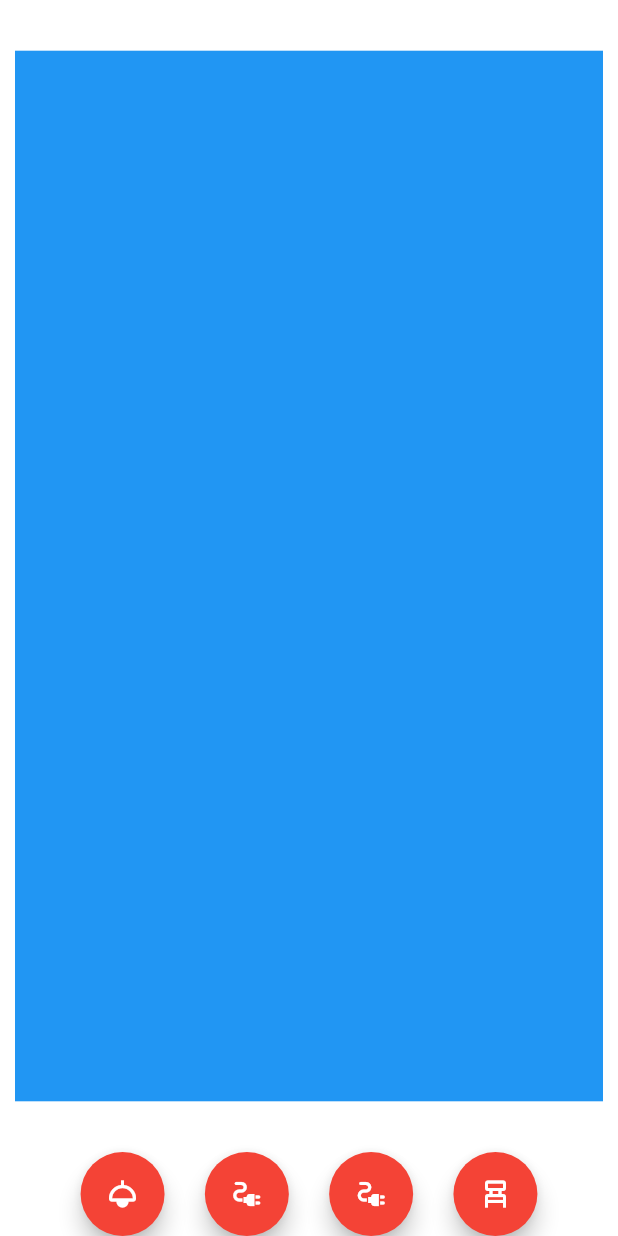
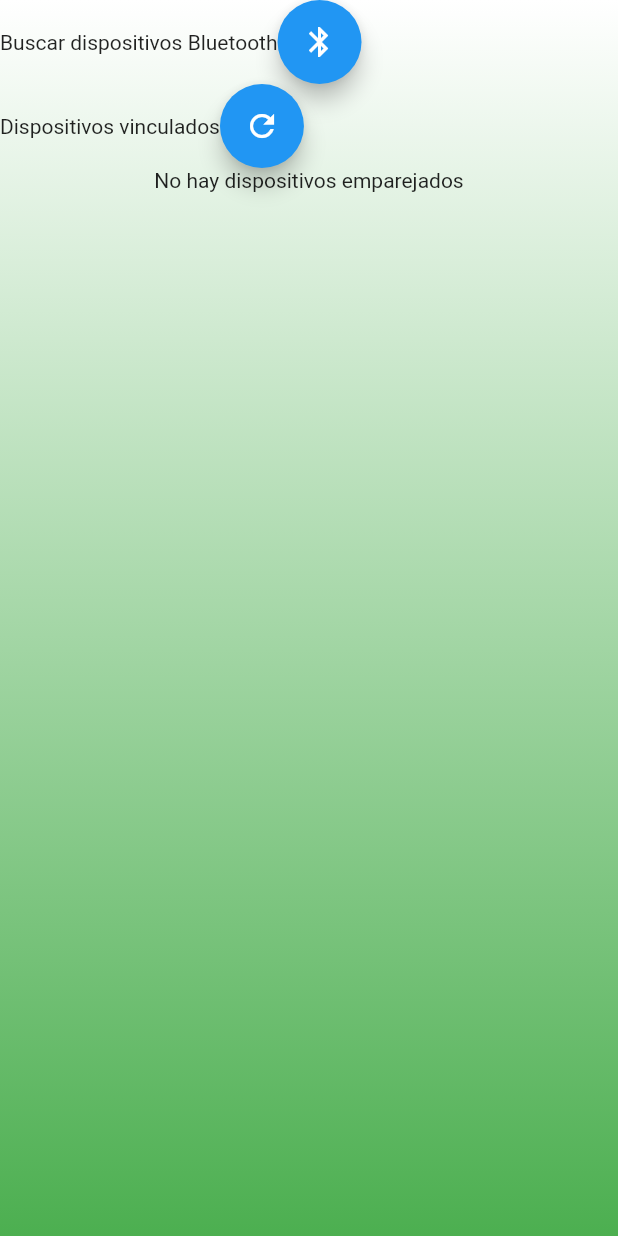
Before and after one commit to rodr15/unidadDeRefraccion, a Flutter app: the HomePage screen opened directly, on a phone screen of 412 x 824 dp. Run offline on Flutter 3.47's test engine with Material 2 defaults, Android fonts, the light colour scheme and no system bars; our stand-ins replace flutter_bluetooth_serial; missing offline and left inert: dart:ffi.

Commit message:
Funcionando bluetooth

```diff
--- a/lib/homepage.dart
+++ b/lib/homepage.dart
@@ -1,4 +1,11 @@
+import 'dart:convert';
+import 'dart:ffi';
+import 'dart:typed_data';
+
+
 import 'package:flutter/material.dart';
+import 'package:flutter/services.dart';
+import 'package:flutter_bluetooth_serial/flutter_bluetooth_serial.dart';
 
 
 class HomePage extends StatefulWidget {
@@ -9,37 +16,154 @@ class HomePage extends StatefulWidget {
 }
 
 class _HomePageState extends State<HomePage> {
-
-
-
-  @override
-  initState() {
-    super.initState();
-
-
-  }
-
-
-  /* Variables de los botones */
+  // Iniciar el bluetooth
+  BluetoothState _bluetoothState = BluetoothState.UNKNOWN;
+  // Get the instance of the Bluetooth
+  FlutterBluetoothSerial _bluetooth = FlutterBluetoothSerial.instance;
+  // Track the Bluetooth connection with the remote device
+  late BluetoothConnection connection;
+  // Define some variables, which will be required later
+  List<BluetoothDevice> _devicesList = [];
+  late BluetoothDevice _device;
+  bool _connected = false;
+  bool _isButtonUnavailable = false;
+  bool isDisconnecting = false;
+   /* Variables de los botones */
   bool lamparaState = false;
   bool aux1State = false;
   bool aux2State = false;
   bool sillaState = false;
+  @override
+  void initState() {
+    // TODO: implement initState
+    super.initState();
+    // Get current state
+    FlutterBluetoothSerial.instance.state.then((state) {
+      setState(() {
+        _bluetoothState = state;
+      });
+    });
+    // Listen for further state changes
+    FlutterBluetoothSerial.instance
+        .onStateChanged()
+        .listen((BluetoothState state) {
+      setState(() {
+        _bluetoothState = state;
+        if (_bluetoothState == BluetoothState.STATE_OFF) {
+          _isButtonUnavailable = true;
+        }
+        getPairedDevices();
+      });
+    });
+  }
+// For retrieving and storing the paired devices
+  // in a list.
+  Future<void> getPairedDevices() async {
+    List<BluetoothDevice> devices = [];
+
+    // To get the list of paired devices
+    try {
+      devices = await _bluetooth.getBondedDevices();
+    } on PlatformException {
+      print("Error");
+    }
+
+    // It is an error to call [setState] unless [mounted] is true.
+    if (!mounted) {
+      return;
+    }
+    setState(() {
+      _devicesList = devices;
+    });
+  }
+// Method to connect to bluetooth
+  void _connect() async {
+    setState(() {
+      _isButtonUnavailable = true;
+    });
+    if (_device == null) {
+      print('No device selected');
+    } else {
+      print(_device.isConnected);
+      if (!_device.isConnected) {
+        await BluetoothConnection.toAddress(_device.address)
+            .then((_connection) {
+          print('Connected to the device');
+          connection = _connection;
+          setState(() {
+            _connected = true;
+          });
+
+          connection.input?.listen(null).onDone(() {
+            if (isDisconnecting) {
+              print('Disconnecting locally!');
+            } else {
+              print('Disconnected remotely!');
+              setState(() {
+                _connected = false;
+              });
+            }
+            if (this.mounted) {
+              setState(() {});
+            }
+          });
+        }).catchError((error) {
+          print('Cannot connect, exception occurred');
+          print(error);
+        });
+
+        setState(() => _isButtonUnavailable = false);
+      }
+    }
+  }
+
+  void _onDataReceived(Uint8List data) async{
+  //   // Allocate buffer for parsed data
+
+   int backspacesCounter = 0;
+     data.forEach((byte) {
+       if (byte == 8 || byte == 127) {
+        backspacesCounter++;
+       }
+     });
+   Uint8List buffer = Uint8List(data.length - backspacesCounter);
+     int bufferIndex = buffer.length;
+
+  // Apply backspace control character
+    backspacesCounter = 0;
+     for (int i = data.length - 1; i >= 0; i--) {
+     if (data[i] == 8 || data[i] == 127) {
+        backspacesCounter++;
+      } else {
+         if (backspacesCounter > 0) {
+          backspacesCounter--;
+        } else {
+          buffer[--bufferIndex] = data[i];
+        }
+     }
+    }
+    print(buffer);
+   }
+  void _sendMessage(String message) async {
+    connection.output.add(ascii.encode(message));
+    await connection.output.allSent;
+  }
+
 
   @override
   Widget build(BuildContext context) {
-    /* Variables de la pantalla */
+      /* Variables de la pantalla */
     double sh = MediaQuery.of(context).size.height;
     double sw = MediaQuery.of(context).size.width;
-    FloatingActionButton lampara = FloatingActionButton(
+
+FloatingActionButton lampara = FloatingActionButton(
       child: const Icon(Icons.light),
       backgroundColor: lamparaState ? Colors.green : Colors.red,
       onPressed: () {
         setState(() {
           lamparaState = !lamparaState;
-
+          _sendMessage('A');
         });
-
       },
     );
     FloatingActionButton Aux1 = FloatingActionButton(
@@ -48,6 +172,7 @@ class _HomePageState extends State<HomePage> {
       onPressed: () {
         setState(() {
           aux1State = !aux1State;
+          _sendMessage('C');
         });
       },
     );
@@ -57,6 +182,7 @@ class _HomePageState extends State<HomePage> {
       onPressed: () {
         setState(() {
           aux2State = !aux2State;
+          _sendMessage('E');
         });
       },
     );
@@ -66,6 +192,7 @@ class _HomePageState extends State<HomePage> {
       onPressed: () {
         setState(() {
           sillaState = !sillaState;
+
         });
       },
     );
@@ -109,20 +236,65 @@ class _HomePageState extends State<HomePage> {
 
     return SafeArea(
       child: Scaffold(
-        backgroundColor: Colors.white,
-        bottomNavigationBar: Navigate,
-        body: Stack(children: [
-          Center(
-            child: Container(
-              color: Colors.blue,
-              width: sw - 20,
-              height: sh - 1.5 * sh / 10,
+          body: Stack(
+        children: [
+          Container(
+            decoration: BoxDecoration(
+                gradient: LinearGradient(colors: [
+              Colors.white,
+              _bluetoothState == BluetoothState.STATE_ON
+                  ? Colors.green
+                  : Colors.red
+            ], begin: Alignment.topCenter, end: Alignment.bottomCenter)),
+          ),
+         !_connected ?  Column(
+            children: [
+              Container(
+                  child: Row(
+                children: [
+                  const Text('Buscar dispositivos Bluetooth'),
+                  FloatingActionButton(
+                    child: const Icon(Icons.bluetooth),
+                    onPressed: () {
+                      _bluetooth.openSettings();
+                    },
+                  )
+                ],
+              )),
+              Row(
+                children: [
+                  const Text('Dispositivos vinculados'),
+                  FloatingActionButton(
+                      child: const Icon(Icons.refresh),
+                      onPressed: () {
+                        getPairedDevices();
+                      }),
+                ],
+              ),
+              SizedBox(
+                  height: MediaQuery.of(context).size.height / 2,
+                  child: _devicesList.isNotEmpty
+                      ? ListView.builder(
+                          itemCount: _devicesList.length,
+                          itemBuilder: (context, index) {
+                            return Row(
+                              children: [
+                                Text(_devicesList[index].name.toString()),
+                                FloatingActionButton(onPressed: () {
+                                  _device = _devicesList[index];
+                                  _connect();
+                                })
+                              ],
+                            );
+                          },
+                        )
+                      : const Text("No hay dispositivos emparejados")),
 
-            ),
-          ),
-          if (sillaState) botonesSilla
-        ]),
-      ),
+            ],
+          ):
+          Navigate
+        ],
+      )),
     );
   }
 }
--- a/lib/main.dart
+++ b/lib/main.dart
@@ -1,5 +1,8 @@
 import 'package:flutter/material.dart';
 import 'package:ursmart/homepage.dart';
+import 'package:ursmart/screens/conection.dart';
+
+
 
 void main() {
   runApp(const MyApp());
@@ -13,7 +16,7 @@ class MyApp extends StatelessWidget {
     return MaterialApp(
       debugShowCheckedModeBanner: false,
       home: Scaffold(
-        body: HomePage(),
+        body:  ConectionWithGadget(),
       ),
     );
   }
```
Also changed, not shown: 1 other file.
